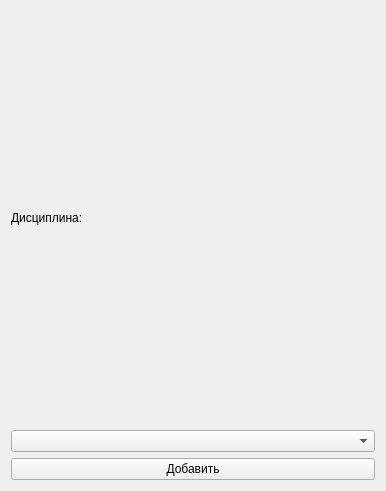
The window that ElectronicJournal/addplan.ui (MariyaMari/myJournal) describes before a commit, drawn with Qt 5.
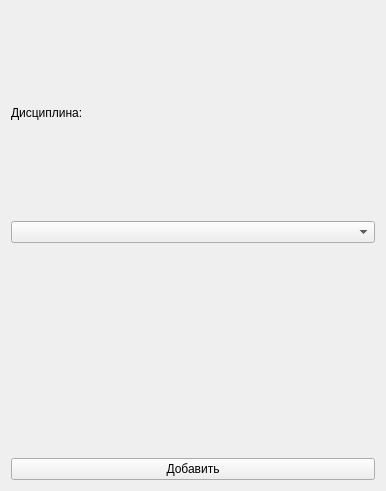
The same window after the commit.

Patch:
```diff
--- a/ElectronicJournal/addplan.ui
+++ b/ElectronicJournal/addplan.ui
@@ -26,6 +26,13 @@
      <item>
       <widget class="QComboBox" name="comboBox"/>
      </item>
+     <item>
+      <widget class="QLabel" name="label_2">
+       <property name="text">
+        <string/>
+       </property>
+      </widget>
+     </item>
      <item>
       <widget class="QPushButton" name="pushButton">
        <property name="text">
```
